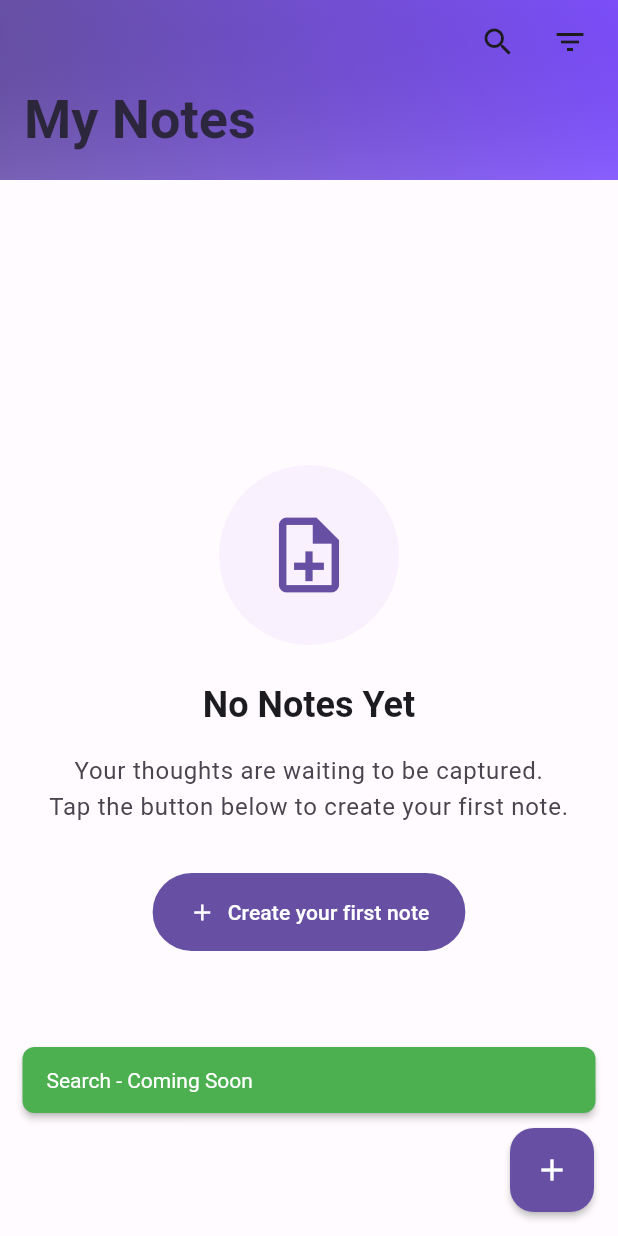
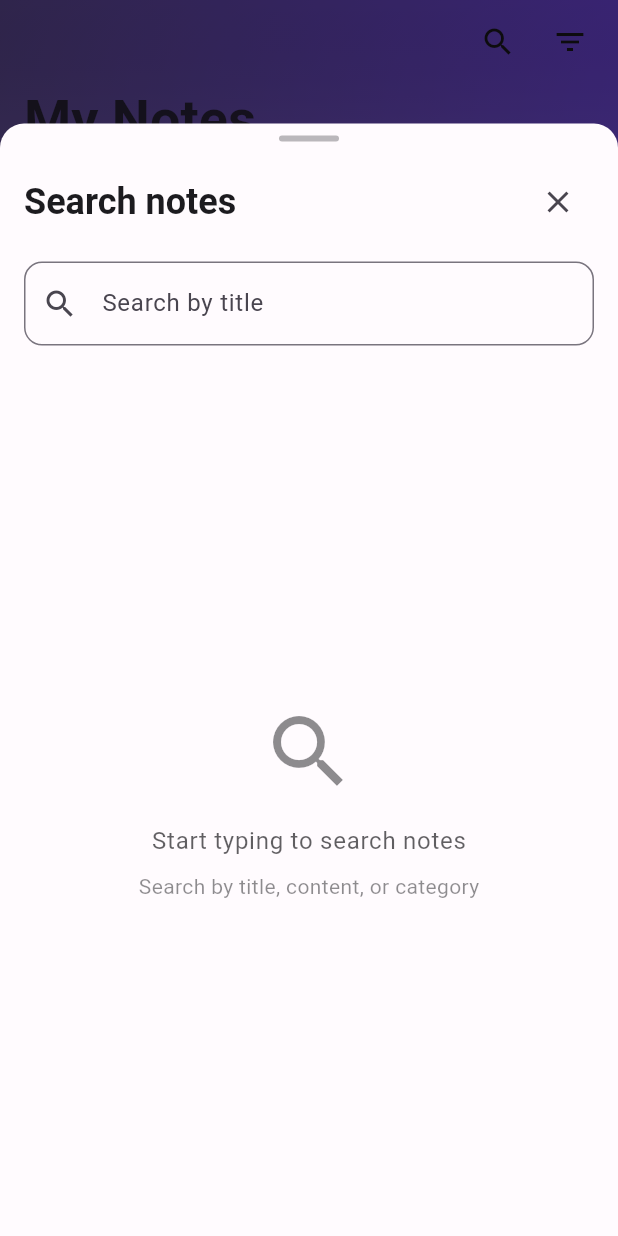
Before and after one commit to Mahesh-Langote/mahesh_langote_advanced_notes_app, a Flutter app: the screen it shows after launch, after a tap on the "search" icon, on a phone screen of 412 x 824 dp. Run offline on Flutter 3.47's test engine with Material 3 defaults, Android fonts, the phone set to English and light mode, and no system bars; our stand-ins replace freezed_annotation, get_it, hive_flutter, reactive_forms, rxdart; accounts and stored records are empty.

Commit message:
feat(search): added search feature with the category wise

```diff
--- a/lib/screens/home_screen.dart
+++ b/lib/screens/home_screen.dart
@@ -254,8 +254,12 @@ class _HomeScreenState extends State<HomeScreen> {
 
   /// Show search bottom sheet
   void _showSearchBottomSheet(BuildContext context) {
-    // TODO: Implement search functionality
-    UIUtils.showSuccessSnackBar(context, 'Search - Coming Soon');
+    showModalBottomSheet(
+      context: context,
+      isScrollControlled: true,
+      backgroundColor: Colors.transparent,
+      builder: (context) => const SearchBottomSheet(),
+    );
   }
 
   /// Show filter bottom sheet
--- /dev/null
+++ b/lib/widgets/search_bottom_sheet.dart
@@ -0,0 +1,376 @@
+import 'package:flutter/material.dart';
+import 'package:provider/provider.dart';
+import 'package:rxdart/rxdart.dart';
+
+import '../constants/constants.dart';
+import '../models/models.dart';
+import '../services/services.dart';
+import '../utils/utils.dart';
+import 'widgets.dart';
+
+/// Search bottom sheet widget with debounced search functionality
+class SearchBottomSheet extends StatefulWidget {
+  const SearchBottomSheet({super.key});
+
+  @override
+  State<SearchBottomSheet> createState() => _SearchBottomSheetState();
+}
+
+class _SearchBottomSheetState extends State<SearchBottomSheet> {
+  final TextEditingController _searchController = TextEditingController();
+  final BehaviorSubject<String> _searchSubject = BehaviorSubject<String>();
+  List<Note> _searchResults = [];
+  bool _isSearching = false;
+  String? _selectedCategory;
+
+  @override
+  void initState() {
+    super.initState();
+    _setupSearchStream();
+  }
+
+  @override
+  void dispose() {
+    _searchController.dispose();
+    _searchSubject.close();
+    super.dispose();
+  }
+
+  void _setupSearchStream() {
+    _searchSubject
+        .debounceTime(const Duration(milliseconds: 300))
+        .listen((query) {
+      _performSearch(query);
+    });
+  }
+
+  void _performSearch(String query) async {
+    if (!mounted) return;
+
+    setState(() {
+      _isSearching = true;
+    });
+
+    try {
+      final notesService = context.read<NotesService>();
+      List<Note> results;
+
+      if (query.isEmpty && _selectedCategory == null) {
+        results = notesService.notes;
+      } else {
+        // Get all notes first
+        var allNotes = notesService.notes;
+
+        // Filter by category if selected
+        if (_selectedCategory != null) {
+          allNotes = allNotes
+              .where((note) =>
+                  note.category?.toLowerCase() ==
+                  _selectedCategory!.toLowerCase())
+              .toList();
+        }
+
+        // Apply text search if query is not empty
+        if (query.isNotEmpty) {
+          final lowercaseQuery = query.toLowerCase();
+          results = allNotes.where((note) {
+            final titleMatch =
+                note.title.toLowerCase().contains(lowercaseQuery);
+            final contentMatch =
+                note.content.toLowerCase().contains(lowercaseQuery);
+            final categoryMatch =
+                note.category?.toLowerCase().contains(lowercaseQuery) ?? false;
+            return titleMatch || contentMatch || categoryMatch;
+          }).toList();
+        } else {
+          results = allNotes;
+        }
+      }
+
+      if (mounted) {
+        setState(() {
+          _searchResults = results;
+          _isSearching = false;
+        });
+      }
+    } catch (e) {
+      if (mounted) {
+        setState(() {
+          _isSearching = false;
+        });
+        UIUtils.showErrorSnackBar(
+          context,
+          'Search failed: ${e.toString()}',
+        );
+      }
+    }
+  }
+
+  @override
+  Widget build(BuildContext context) {
+    return Consumer<NotesService>(
+      builder: (context, notesService, child) {
+        final categories = notesService.getCategories();
+
+        return Container(
+          height: MediaQuery.of(context).size.height * 0.9,
+          decoration: const BoxDecoration(
+            color: AppColors.surface,
+            borderRadius: BorderRadius.only(
+              topLeft: Radius.circular(AppSizes.radiusL),
+              topRight: Radius.circular(AppSizes.radiusL),
+            ),
+          ),
+          child: Column(
+            children: [
+              // Handle bar
+              Container(
+                width: 40,
+                height: 4,
+                margin: const EdgeInsets.only(top: AppSizes.paddingS),
+                decoration: BoxDecoration(
+                  color: AppColors.onSurface.withOpacity(0.3),
+                  borderRadius: BorderRadius.circular(2),
+                ),
+              ),
+
+              // Header
+              Padding(
+                padding: const EdgeInsets.all(AppSizes.paddingM),
+                child: Row(
+                  children: [
+                    Text(
+                      AppStrings.searchButton,
+                      style:
+                          Theme.of(context).textTheme.headlineSmall?.copyWith(
+                                fontWeight: FontWeight.bold,
+                              ),
+                    ),
+                    const Spacer(),
+                    IconButton(
+                      onPressed: () => Navigator.of(context).pop(),
+                      icon: const Icon(Icons.close),
+                      tooltip: AppStrings.backButton,
+                    ),
+                  ],
+                ),
+              ),
+
+              // Search input
+              Padding(
+                padding:
+                    const EdgeInsets.symmetric(horizontal: AppSizes.paddingM),
+                child: TextField(
+                  controller: _searchController,
+                  decoration: InputDecoration(
+                    hintText: AppStrings.searchByTitle,
+                    prefixIcon: const Icon(Icons.search),
+                    suffixIcon: _searchController.text.isNotEmpty
+                        ? IconButton(
+                            onPressed: () {
+                              _searchController.clear();
+                              _searchSubject.add('');
+                            },
+                            icon: const Icon(Icons.clear),
+                            tooltip: AppStrings.clearSearch,
+                          )
+                        : null,
+                    border: OutlineInputBorder(
+                      borderRadius: BorderRadius.circular(AppSizes.radiusM),
+                    ),
+                    filled: true,
+                    fillColor: AppColors.background,
+                  ),
+                  onChanged: (value) {
+                    setState(() {});
+                    _searchSubject.add(value);
+                  },
+                ),
+              ),
+
+              // Category filter
+              if (categories.isNotEmpty) ...[
+                const SizedBox(height: AppSizes.spaceM),
+                Padding(
+                  padding:
+                      const EdgeInsets.symmetric(horizontal: AppSizes.paddingM),
+                  child: Column(
+                    crossAxisAlignment: CrossAxisAlignment.start,
+                    children: [
+                      Text(
+                        AppStrings.filterByCategory,
+                        style: Theme.of(context).textTheme.titleSmall,
+                      ),
+                      const SizedBox(height: AppSizes.spaceS),
+                      Wrap(
+                        spacing: AppSizes.spaceS,
+                        children: [
+                          // All categories chip
+                          FilterChip(
+                            label: const Text('All'),
+                            selected: _selectedCategory == null,
+                            onSelected: (selected) {
+                              setState(() {
+                                _selectedCategory = null;
+                              });
+                              _searchSubject.add(_searchController.text);
+                            },
+                          ),
+                          // Category chips
+                          ...categories.map(
+                            (category) => FilterChip(
+                              label: Text(category),
+                              selected: _selectedCategory == category,
+                              onSelected: (selected) {
+                                setState(() {
+                                  _selectedCategory =
+                                      selected ? category : null;
+                                });
+                                _searchSubject.add(_searchController.text);
+                              },
+                            ),
+                          ),
+                        ],
+                      ),
+                    ],
+                  ),
+                ),
+              ],
+
+              const SizedBox(height: AppSizes.spaceM),
+
+              // Results
+              Expanded(
+                child: _buildSearchResults(context, notesService),
+              ),
+            ],
+          ),
+        );
+      },
+    );
+  }
+
+  Widget _buildSearchResults(BuildContext context, NotesService notesService) {
+    if (_isSearching) {
+      return const LoadingWidget(message: AppStrings.searching);
+    }
+
+    // Show initial state if no search has been performed
+    if (_searchController.text.isEmpty && _selectedCategory == null) {
+      return Center(
+        child: Column(
+          mainAxisAlignment: MainAxisAlignment.center,
+          children: [
+            Icon(
+              Icons.search,
+              size: 64,
+              color: AppColors.onSurface.withOpacity(0.5),
+            ),
+            const SizedBox(height: AppSizes.spaceM),
+            Text(
+              'Start typing to search notes',
+              style: Theme.of(context).textTheme.bodyLarge?.copyWith(
+                    color: AppColors.onSurface.withOpacity(0.7),
+                  ),
+            ),
+            const SizedBox(height: AppSizes.spaceS),
+            Text(
+              'Search by title, content, or category',
+              style: Theme.of(context).textTheme.bodyMedium?.copyWith(
+                    color: AppColors.onSurface.withOpacity(0.5),
+                  ),
+            ),
+          ],
+        ),
+      );
+    }
+
+    // Show empty results
+    if (_searchResults.isEmpty) {
+      return Center(
+        child: Column(
+          mainAxisAlignment: MainAxisAlignment.center,
+          children: [
+            Icon(
+              Icons.search_off,
+              size: 64,
+              color: AppColors.onSurface.withOpacity(0.5),
+            ),
+            const SizedBox(height: AppSizes.spaceM),
+            Text(
+              AppStrings.noSearchResults,
+              style: Theme.of(context).textTheme.headlineSmall,
+            ),
+            const SizedBox(height: AppSizes.spaceS),
+            Text(
+              'Try different keywords or clear filters',
+              style: Theme.of(context).textTheme.bodyMedium?.copyWith(
+                    color: AppColors.onSurface.withOpacity(0.7),
+                  ),
+            ),
+          ],
+        ),
+      );
+    }
+
+    // Show search results
+    return ListView.builder(
+      padding: const EdgeInsets.all(AppSizes.paddingM),
+      itemCount: _searchResults.length,
+      itemBuilder: (context, index) {
+        final note = _searchResults[index];
+        return Padding(
+          padding: const EdgeInsets.only(bottom: AppSizes.spaceM),
+          child: NoteCard(
+            note: note,
+            onTap: () {
+              Navigator.of(context).pop();
+              Navigator.of(context).pushNamed(
+                '/note-detail',
+                arguments: note,
+              );
+            },
+            onEdit: () {
+              Navigator.of(context).pop();
+              Navigator.of(context).pushNamed(
+                '/add-edit-note',
+                arguments: note,
+              );
+            },
+            onDelete: () async {
+              final confirmed = await UIUtils.showConfirmationDialog(
+                context,
+                title: AppStrings.deleteNoteTitle,
+                message: AppStrings.deleteNoteMessage,
+                confirmText: AppStrings.delete,
+                cancelText: AppStrings.cancel,
+                confirmColor: AppColors.error,
+              );
+
+              if (confirmed == true) {
+                try {
+                  await notesService.deleteNote(note.id);
+                  if (mounted) {
+                    UIUtils.showSuccessSnackBar(
+                      context,
+                      AppStrings.noteDeleted,
+                    );
+                    // Refresh search results
+                    _searchSubject.add(_searchController.text);
+                  }
+                } catch (e) {
+                  if (mounted) {
+                    UIUtils.showErrorSnackBar(
+                      context,
+                      'Failed to delete note: ${e.toString()}',
+                    );
+                  }
+                }
+              }
+            },
+          ),
+        );
+      },
+    );
+  }
+}
--- a/lib/widgets/widgets.dart
+++ b/lib/widgets/widgets.dart
@@ -4,3 +4,4 @@ export 'empty_state_widget.dart';
 export 'loading_widget.dart';
 export 'custom_error_widget.dart';
 export 'note_card.dart';
+export 'search_bottom_sheet.dart';
```
